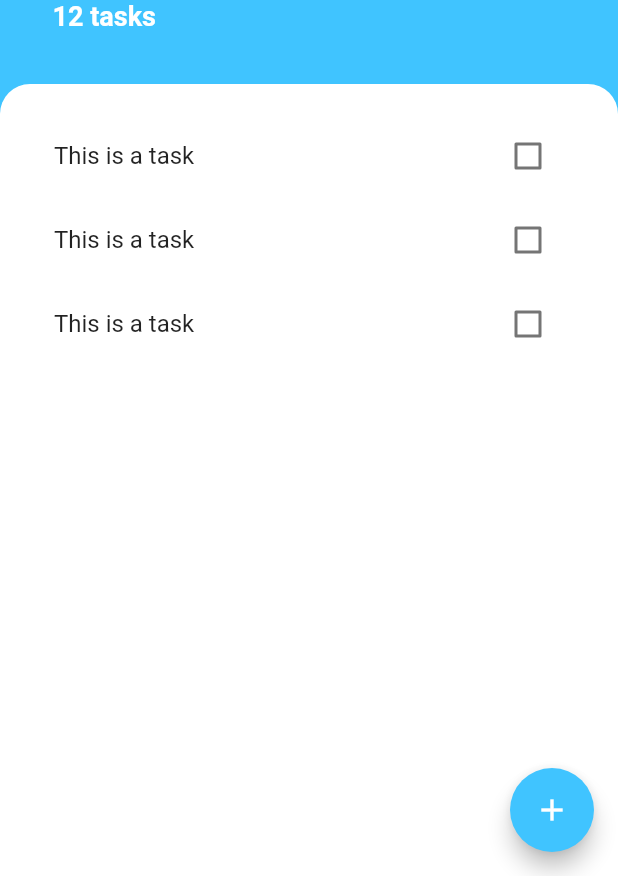
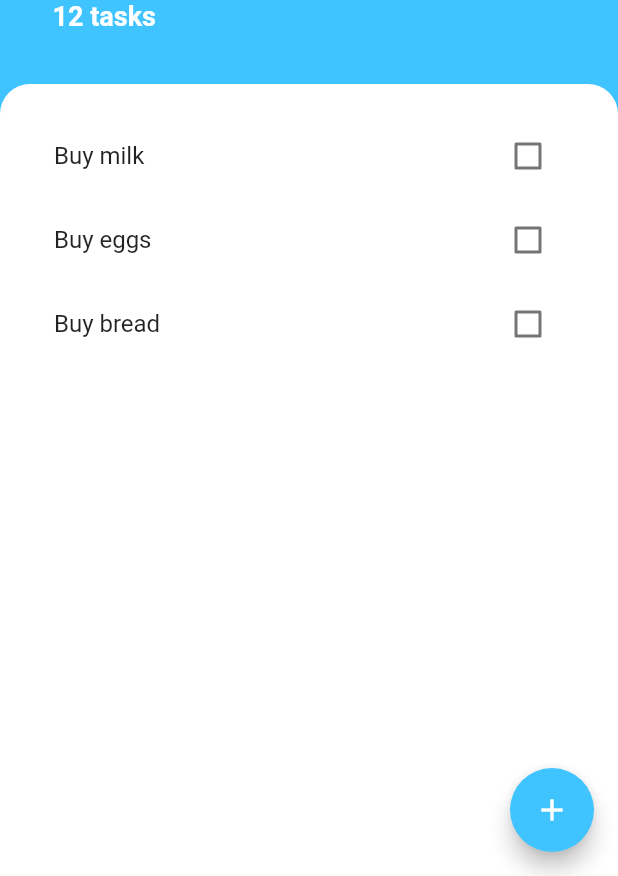
Before and after one commit to yann1294/todoey, a Flutter app: the screen it shows after launch, on a phone screen of 412 x 824 dp, the part 360-1236 px from its top. Run offline on Flutter 3.47's test engine with Material 2 defaults, Android fonts, the phone set to English and light mode, and no system bars.

Commit message:
ListView Builder implementation.

```diff
--- a/lib/widgets/task_list.dart
+++ b/lib/widgets/task_list.dart
@@ -11,16 +11,24 @@ class TaskList extends StatefulWidget {
 
 class _TaskListState extends State<TaskList> {
 
-  List<Task> tasks = [];
+  List<Task> tasks = [
+    Task(name: 'Buy milk'),
+    Task(name: 'Buy eggs'),
+    Task(name: 'Buy bread')
+  ];
 
   @override
   Widget build(BuildContext context) {
-    return ListView(
-      children: <Widget>[
-        TaskTile(),
-        TaskTile(),
-        TaskTile()
-      ],
-    );
+    return ListView.builder(itemBuilder: (context, index){
+      return TaskTile(
+        taskTitle: tasks[index].name,
+        isChecked: tasks[index].isDone,
+        checkboxCallback: (checkboxState){
+          setState(() {
+            tasks[index].toggleDone();
+          });
+        }
+      );
+    }, itemCount: tasks.length, );
   }
 }
--- a/lib/widgets/task_tile.dart
+++ b/lib/widgets/task_tile.dart
@@ -2,55 +2,31 @@ import 'package:flutter/material.dart';
 
 
 
-class TaskTile extends StatefulWidget {
+class TaskTile extends StatelessWidget {
 
-//  final String taskTitle;
-//
-//   bool isChecked = true;
-//
-//  TaskTile({this.isChecked, this.taskTitle });
+  final String taskTitle;
 
-  @override
-  _TaskTileState createState() => _TaskTileState();
-}
+  final Function checkboxCallback;
 
-class _TaskTileState extends State<TaskTile> {
+final  bool isChecked;
 
-  bool isChecked = false;
+  TaskTile({this.isChecked, this.taskTitle, this.checkboxCallback });
 
   @override
   Widget build(BuildContext context) {
     return ListTile(
 
       title: Text(
-        'This is a task',
+        taskTitle,
         style: TextStyle(
           decoration: isChecked ? TextDecoration.lineThrough : null
         ),
       ),
-      trailing: TaskCheckbox(checkboxState: isChecked, toggleCheckboxState: (bool checkboxState){
-        setState(() {
-          isChecked = checkboxState;
-        });
-      }
-      ),
+      trailing: Checkbox(
+        activeColor: Colors.lightBlueAccent,
+        value: isChecked,
+        onChanged: checkboxCallback,
+      )
     );
   }
 }
-
-class TaskCheckbox extends StatelessWidget {
-
-  final bool checkboxState;
-  final Function toggleCheckboxState;
-
-  TaskCheckbox({this.checkboxState, this.toggleCheckboxState});
-
-  @override
-  Widget build(BuildContext context) {
-    return Checkbox(
-      activeColor: Colors.lightBlueAccent,
-      value: checkboxState,
-      onChanged: toggleCheckboxState,
-    );
-  }
-}
```
